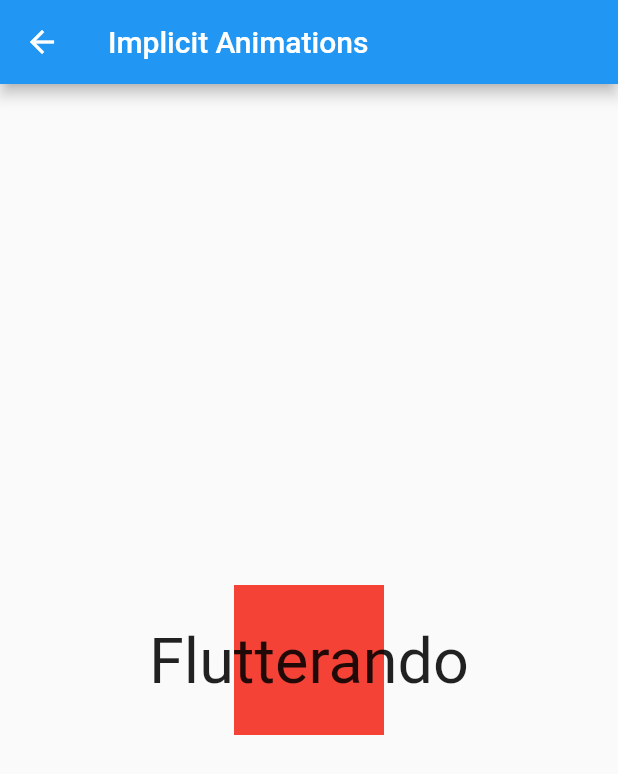
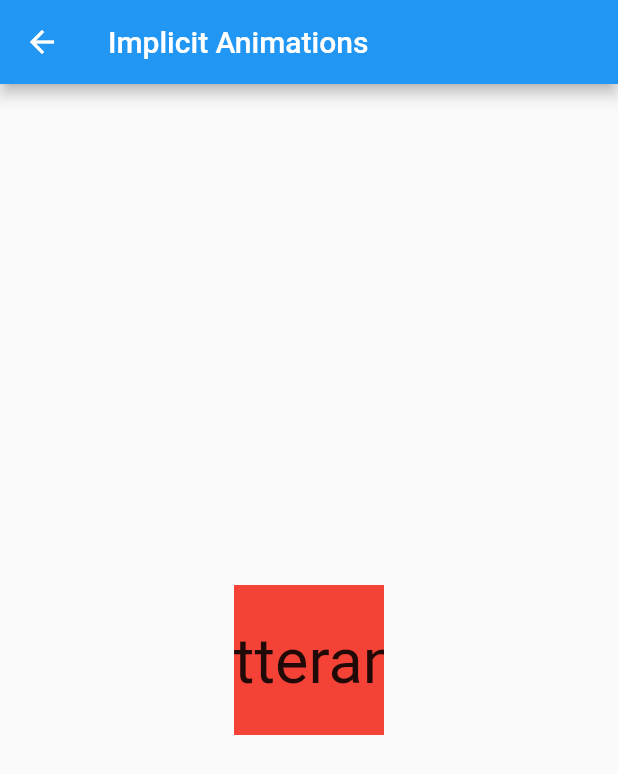
Before and after one commit to enosteteo/implicit_animations, a Flutter app: the ImplicitAnimationsPage screen opened directly, after a tap on "Flutterando", on a phone screen of 412 x 824 dp. Shown: the top 774 px of the screen. Run offline on Flutter 3.47's test engine with Material 2 defaults, Android fonts, the phone set to English and light mode, and no system bars.

Commit message:
cortando o que passa do quadrado

```diff
--- a/lib/implicit_animations_page.dart
+++ b/lib/implicit_animations_page.dart
@@ -26,6 +26,7 @@ class _ImplicitAnimationsPageState extends State<ImplicitAnimationsPage> {
               isExpaned = !isExpaned;
             });
           },
+          child: ClipRect(
             child: AnimatedContainer(
               duration: duration,
               alignment: Alignment.center,
@@ -40,6 +41,7 @@ class _ImplicitAnimationsPageState extends State<ImplicitAnimationsPage> {
             ),
           ),
         ),
+      ),
     );
   }
 }
```
Lines whose indentation alone changed are shown as unchanged.
